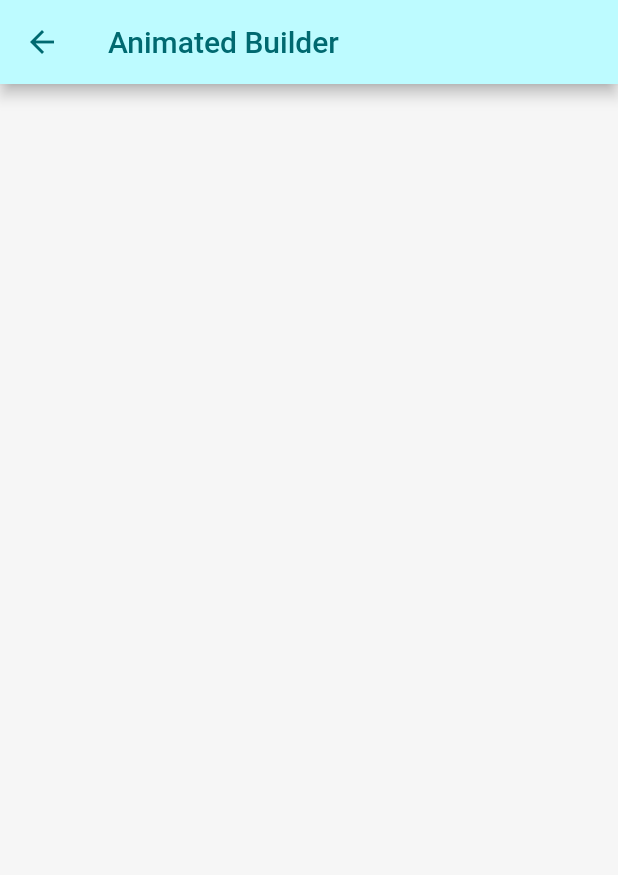
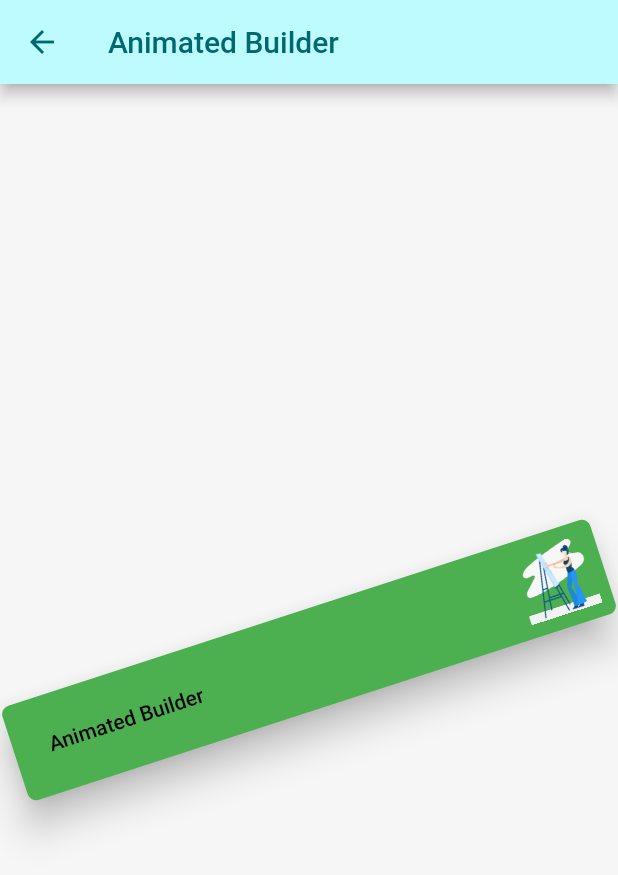
Before and after one commit to VTVinicius/playground_flutter, a Flutter app: the AnimatedBuilderScreen screen opened directly, on a phone screen of 412 x 824 dp. Shown: the top 875 px of the screen. Run offline on Flutter 3.47's test engine with Material 2 defaults, Android fonts, the phone set to English and light mode, and no system bars; our stand-ins replace dio, firebase_core, firebase_crashlytics, flutter_secure_storage, fluttertoast, get_it and 1 more; missing offline and left inert: dio_http_cache; accounts and stored records are empty; statements that could not run were skipped.

Commit message:
Animated Builder

```diff
--- a/lib/presentation/feature_experiments/animations/animated_builder/animated_builder_screen.dart
+++ b/lib/presentation/feature_experiments/animations/animated_builder/animated_builder_screen.dart
@@ -1,4 +1,7 @@
+import 'dart:math' as math;
+
 import 'package:flutter/material.dart';
+import 'package:playground_flutter/uikit/widgets/buttons/features_button.dart';
 
 import '../../../../uikit/theme/app_colors.dart';
 import '../../../../uikit/widgets/app_bar/custom_app_bar.dart';
@@ -18,8 +21,50 @@ class AnimatedBuilderScreen extends StatelessWidget {
           alignment: Alignment.center,
           child: Column(
             mainAxisAlignment: MainAxisAlignment.center,
-            children: [],
+            children: const [
+              MyAnimatedBuilderWidget(),
+            ],
           )),
     );
   }
 }
+
+class MyAnimatedBuilderWidget extends StatefulWidget {
+  const MyAnimatedBuilderWidget({super.key});
+
+  @override
+  State<MyAnimatedBuilderWidget> createState() =>
+      _MyAnimatedBuilderWidgetState();
+}
+
+class _MyAnimatedBuilderWidgetState extends State<MyAnimatedBuilderWidget>
+    with TickerProviderStateMixin {
+  late final AnimationController _controller = AnimationController(
+    duration: const Duration(seconds: 4), // Duração da animação atualizada
+    vsync: this,
+  )..forward(); // Alterado de repeat() para forward()
+
+  @override
+  void dispose() {
+    _controller.dispose();
+    super.dispose();
+  }
+
+  @override
+  Widget build(BuildContext context) {
+    return AnimatedBuilder(
+      animation: _controller,
+      child: FeaturesButton(
+        text: 'Animated Builder',
+        onPressed: () {},
+        image: const AssetImage('assets/images/img_canvas.png'),
+      ),
+      builder: (BuildContext context, Widget? child) {
+        return Transform.rotate(
+          angle: _controller.value * 4.0 * math.pi, // Atualizado para 720 graus (2 ciclos de rotação)
+          child: child,
+        );
+      },
+    );
+  }
+}
```
